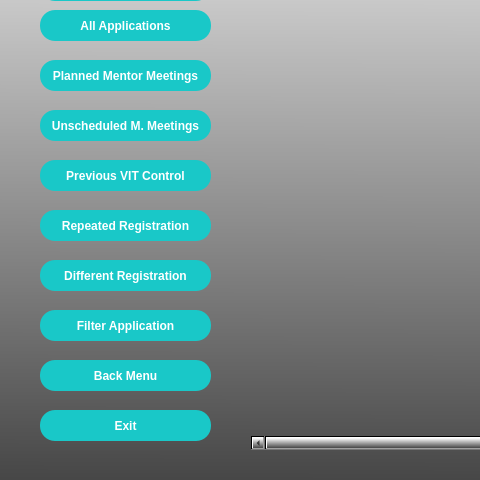
ibrahimes82/VIT3-Python-Module-Week7, file UI_Files/applications_ui.ui: the form before one commit; both pictures show x 0 to 480 and y 200 to 680 of the 1080 by 680 pixel window.
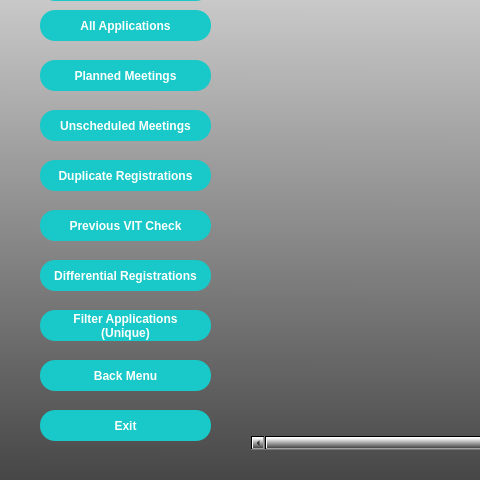
The form after the commit. Icons and pictures are not drawn.

```diff
--- a/UI_Files/applications_ui.ui
+++ b/UI_Files/applications_ui.ui
@@ -108,7 +108,7 @@
 }</string>
    </property>
    <property name="text">
-    <string>Planned Mentor Meetings</string>
+    <string>Planned Meetings</string>
    </property>
   </widget>
   <widget class="QPushButton" name="pushButton_app_unscheduled_meeting">
@@ -138,40 +138,10 @@
 }</string>
    </property>
    <property name="text">
-    <string>Unscheduled M. Meetings</string>
+    <string>Unscheduled Meetings</string>
    </property>
   </widget>
-  <widget class="QPushButton" name="pushButton_app_pre_vit_control">
-   <property name="geometry">
-    <rect>
-     <x>40</x>
-     <y>360</y>
-     <width>171</width>
-     <height>31</height>
-    </rect>
-   </property>
-   <property name="font">
-    <font>
-     <family>Arial</family>
-     <bold>true</bold>
-    </font>
-   </property>
-   <property name="styleSheet">
-    <string notr="true">QPushButton{
-	border-radius : 15px;
-	background-color : rgb(25, 200, 200);
-	color: rgb(255, 255, 255);
-}
-QPushButton:hover{
-	background-color: rgb(20, 135, 135);
- border: 2px solid rgb(162, 0, 0);
-}</string>
-   </property>
-   <property name="text">
-    <string>Previous VIT Control</string>
-   </property>
-  </widget>
-  <widget class="QPushButton" name="pushButton_app_rep_registrations">
+  <widget class="QPushButton" name="pushButtonPreviousVitCheck">
    <property name="geometry">
     <rect>
      <x>40</x>
@@ -198,10 +168,40 @@
 }</string>
    </property>
    <property name="text">
-    <string>Repeated Registration</string>
+    <string>Previous VIT Check</string>
    </property>
   </widget>
-  <widget class="QPushButton" name="pushButton_diff_registration">
+  <widget class="QPushButton" name="pushButtonDuplicateRegistrations">
+   <property name="geometry">
+    <rect>
+     <x>40</x>
+     <y>360</y>
+     <width>171</width>
+     <height>31</height>
+    </rect>
+   </property>
+   <property name="font">
+    <font>
+     <family>Arial</family>
+     <bold>true</bold>
+    </font>
+   </property>
+   <property name="styleSheet">
+    <string notr="true">QPushButton{
+	border-radius : 15px;
+	background-color : rgb(25, 200, 200);
+	color: rgb(255, 255, 255);
+}
+QPushButton:hover{
+	background-color: rgb(20, 135, 135);
+ border: 2px solid rgb(162, 0, 0);
+}</string>
+   </property>
+   <property name="text">
+    <string>Duplicate Registrations</string>
+   </property>
+  </widget>
+  <widget class="QPushButton" name="pushButtonDifferentialRegistrations">
    <property name="geometry">
     <rect>
      <x>40</x>
@@ -228,7 +228,7 @@
 }</string>
    </property>
    <property name="text">
-    <string>Different Registration</string>
+    <string>Differential Registrations</string>
    </property>
   </widget>
   <widget class="QPushButton" name="pushButton_app_back_menu">
@@ -288,7 +288,8 @@
 }</string>
    </property>
    <property name="text">
-    <string>Filter Application</string>
+    <string>Filter Applications
+(Unique)</string>
    </property>
   </widget>
   <widget class="QPushButton" name="pushButton_app_exit">
```
Left out of the diff: 48 changed lines with no effect on the pictures.
